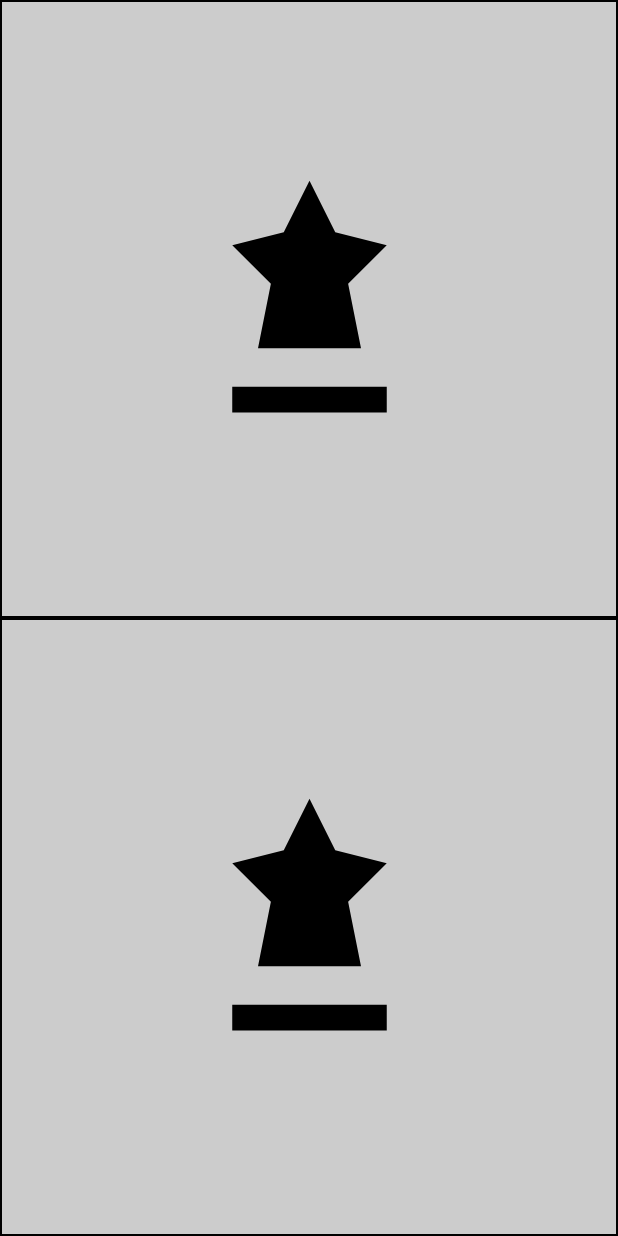
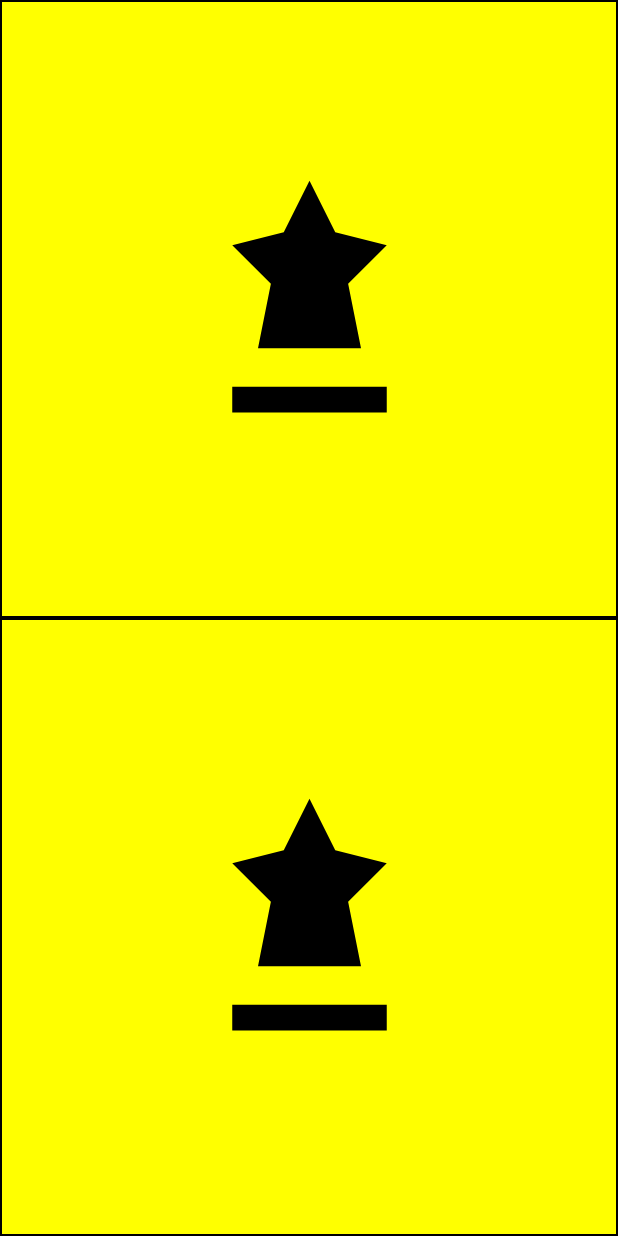
Before and after one commit to Jose-Parente/compose_test1, an Android app built with Jetpack Compose: the @Preview function BoardScreenPreview, on a phone screen of 412 x 824 dp. Run offline under Robolectric (Android 15) with nearby library versions, the phone set to English and light mode, and no system bars.

Commit message:
Animate color

```diff
--- a/app/src/main/java/com/parentej/nquens1/presentation/BoardScreen.kt
+++ b/app/src/main/java/com/parentej/nquens1/presentation/BoardScreen.kt
@@ -1,5 +1,7 @@
 package com.parentej.nquens1.presentation
 
+import androidx.compose.animation.animateColorAsState
+import androidx.compose.animation.core.tween
 import androidx.compose.foundation.background
 import androidx.compose.foundation.border
 import androidx.compose.foundation.clickable
@@ -36,9 +38,6 @@ fun Board(
   val flatList = board.flatten()
   if (flatList.isEmpty()) return
 
-  val pieceIcon = Icons.Queen
-  val targetedIcon = Icons.Circle
-
   val boardSize = board[0].size
   LazyVerticalGrid(modifier = modifier, columns = GridCells.Fixed(boardSize)) {
     items(flatList.size /*key = { idx -> flatList[idx] }*/) { idx ->
@@ -46,7 +45,12 @@ fun Board(
       Box(
         modifier = Modifier
           .aspectRatio(1f)
-          .background(square.getBackgroundColor())
+          .background(
+            animateColorAsState(
+              targetValue = square.getBackgroundColor(),
+              animationSpec = tween(durationMillis = 1000),
+            ).value
+          )
           .border(1.dp, Color.Black)
           .clickable { onClick(idx % boardSize, idx / boardSize) },
         contentAlignment = Alignment.Center
@@ -57,7 +61,6 @@ fun Board(
             tint = if (square.isTargeted) Color.Red else Color.Black,
             imageVector = Icons.Queen,
             contentDescription = null
-//          imageVector = androidx.compose.material.icons.Icons.Filled.AccountCircle, contentDescription = null
           )
         } else if (square.isTargeted) {
           Icon(
@@ -71,7 +74,7 @@ fun Board(
   }
 }
 
-fun SquareDetail.getBackgroundColor(): Color = if (isTargeted) Color.Yellow else Color.LightGray
+fun SquareDetail.getBackgroundColor(): Color = if (isTargeted || hasPiece) Color.Yellow else Color.LightGray
 
 
 @Preview
```
